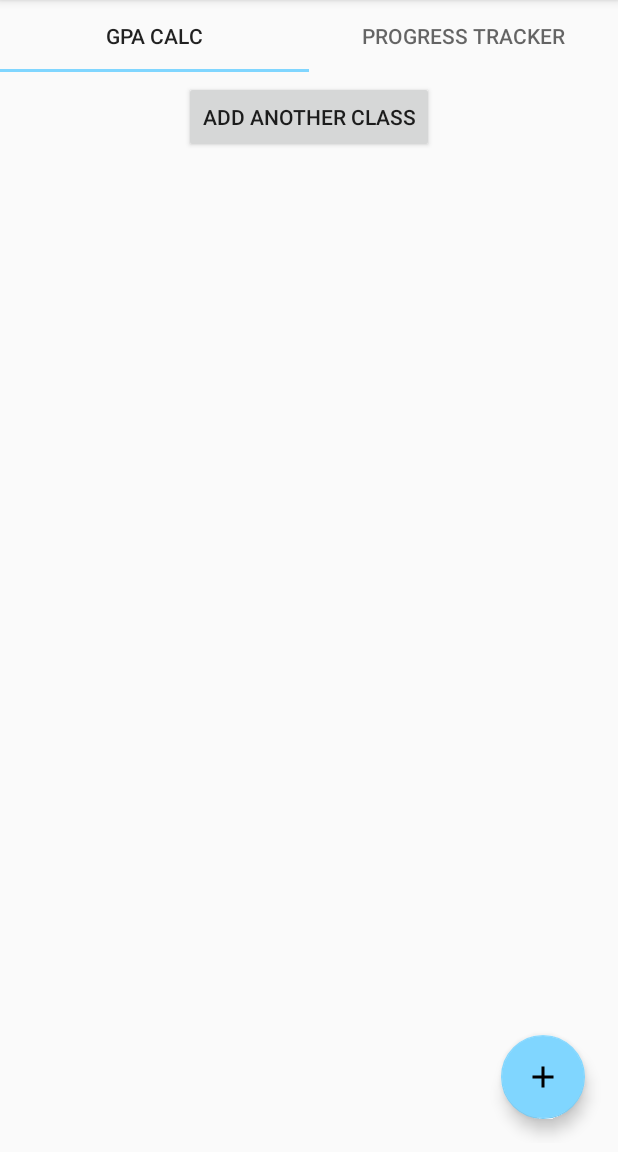
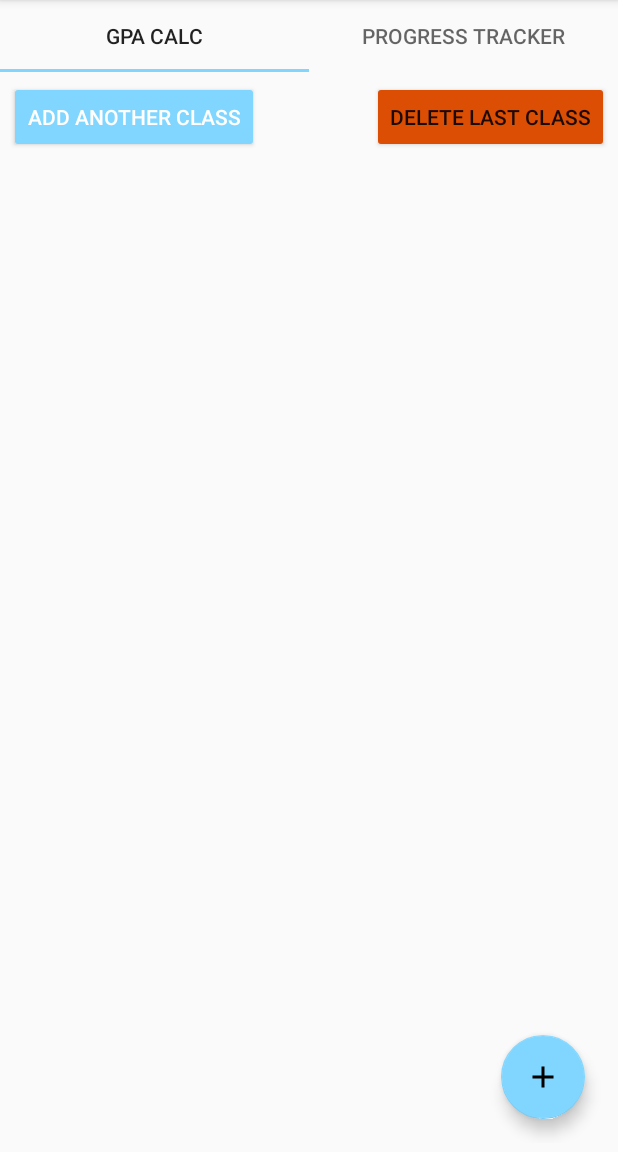
Before and after one commit to blaq-6THREE/Student-Progress, an Android app: the screen it shows after launch (MainActivity), on a phone screen of 412 x 824 dp, the part 84-1236 px from its top. Run offline under Robolectric (Android 15) with nearby library versions, the phone set to English and light mode, and no system bars.

Commit message:
All commentted and and errors checked.

```diff
--- a/app/src/main/java/com/blaq/hylton/studentprogress/GradePointAverage.java
+++ b/app/src/main/java/com/blaq/hylton/studentprogress/GradePointAverage.java
@@ -11,9 +11,7 @@ import android.support.design.widget.Snackbar;
 import android.support.v4.app.Fragment;
 import android.text.InputType;
 import android.text.TextUtils;
-import android.util.Log;
 import android.view.Gravity;
-import android.view.KeyEvent;
 import android.view.LayoutInflater;
 import android.view.View;
 import android.view.ViewGroup;
@@ -24,14 +22,15 @@ import android.widget.EditText;
 import android.widget.LinearLayout;
 import android.widget.Spinner;
 import android.widget.TextView;
-
 import java.text.DecimalFormat;
 import java.text.NumberFormat;
 import java.util.ArrayList;
 
 public class GradePointAverage extends Fragment
 {
-    private Button mButton;
+    private Button mAddClassButton;
+    private Button mDeleteClassButton;
+
     private FloatingActionButton fab;
     private LinearLayout masterLinearLayout;
     private TextView mGPATextView;
@@ -44,11 +43,13 @@ public class GradePointAverage extends Fragment
     private ArrayList<EditText> mEditTextList;
     private ArrayList<Spinner> mSpinnerList;
 
-    public View onCreateView(LayoutInflater inflater, ViewGroup container, Bundle savedInstanceState)
+    public View onCreateView(LayoutInflater inflater, final ViewGroup container, Bundle savedInstanceState)
     {
         mView = inflater.inflate(R.layout.fragment_grade_point_average, container, false);
 
-        mButton = mView.findViewById(R.id.button);
+        mAddClassButton = mView.findViewById(R.id.button);
+        mDeleteClassButton = mView.findViewById(R.id.delete_button);
+
         fab = mView.findViewById(R.id.floating_action_button);
         mGPATextView = mView.findViewById(R.id.grade_point_average_textview);
         mGPATextView.setVisibility(View.GONE);
@@ -61,7 +62,7 @@ public class GradePointAverage extends Fragment
         mEditTextList = new ArrayList<>();
         mSpinnerList = new ArrayList<>();
 
-        mButton.setOnClickListener(new View.OnClickListener() {
+        mAddClassButton.setOnClickListener(new View.OnClickListener() {
             @Override
             public void onClick(View view)
             {
@@ -69,12 +70,35 @@ public class GradePointAverage extends Fragment
                 {
                     Snackbar snackbar = Snackbar.make(view, "10 Classes is MAX", Snackbar.LENGTH_LONG);
                     snackbar.show();
-                    mButton.setEnabled(false);
+                    mAddClassButton.setEnabled(false);
+                    mDeleteClassButton.setEnabled(true);
                 }
                 else
                 {
                     counter = counter + 1;
+                    mDeleteClassButton.setEnabled(true);
+                    mAddClassButton.setEnabled(true);
                     createView(masterLinearLayout, counter, mEditTextList, mSpinnerList);
+                }
+            }
+        });
+
+        // Delete button deletes a view created
+        mDeleteClassButton.setOnClickListener(new View.OnClickListener() {
+            @Override
+            public void onClick(View view) {
+                if (masterLinearLayout.getChildCount() <= 0)
+                {
+                    Snackbar snackbar = Snackbar.make(view, "There are 0 Classes", Snackbar.LENGTH_LONG);
+                    snackbar.show();
+                    mDeleteClassButton.setEnabled(false);
+                }
+                else
+                {
+                    // Reduce the counter by 1 and remove view
+                    counter = counter - 1;
+                    mAddClassButton.setEnabled(true);
+                    removeView(masterLinearLayout, counter);
                 }
             }
         });
@@ -91,6 +115,14 @@ public class GradePointAverage extends Fragment
         return mView;
     }
 
+    // This deletes the views the were created programmatically on click
+    private void removeView(LinearLayout masterLinearLayout, int counter)
+    {
+        masterLinearLayout.removeViewAt(counter);
+    }
+
+    // This creates an EditTextView, a Spinner and a TextView upon request
+    // It also assigns to the UNIQUE IDs
     private void createView(LinearLayout bossLayout, int counter, ArrayList<EditText> mEditTextList, ArrayList<Spinner> mSpinnerList)
     {
         // This creates the ID for all the views created
@@ -143,12 +175,13 @@ public class GradePointAverage extends Fragment
         bossLayout.addView(linearLayout);
     }
 
+    // Returns the GPA to the TextView which converts it to String
     public double calculateGPA()
     {
         NumberFormat numberFormat = new DecimalFormat("#0.00");
         double gradePoints = 0;
         int totalCredits = 0;
-        double gpa = 0;
+        double gpa;
 
         double a;
         double b;
@@ -160,35 +193,28 @@ public class GradePointAverage extends Fragment
                 Snackbar snackbar = Snackbar.make(mView, "Please fill all fields", Snackbar.LENGTH_LONG);
                 snackbar.show();
 
-                ColorStateList colorStateList = ColorStateList.valueOf(Color.RED);
-
                 if (Build.VERSION.SDK_INT >= Build.VERSION_CODES.LOLLIPOP)
                 {
-                    mEditTextList.get(i).setBackgroundTintList(colorStateList);
+                    mEditTextList.get(i).setBackgroundTintList(ColorStateList.valueOf(Color.RED));
                 }
-                gradePoints = 0;
-                totalCredits = 0;
-                gpa = 0;
 
                 mEditTextList.get(i).setHint("Please Fill Field");
                 mEditTextList.get(i).setHintTextColor(Color.RED);
+
+                return 0;
             }
 
             else
             {
-                ColorStateList colorStateList = ColorStateList.valueOf(Color.parseColor("#80d6ff"));
-
                 if (Build.VERSION.SDK_INT >= Build.VERSION_CODES.LOLLIPOP)
                 {
-                    mEditTextList.get(i).setBackgroundTintList(colorStateList);
+                    mEditTextList.get(i).setBackgroundTintList(ColorStateList.valueOf(Color.parseColor("#80d6ff")));
                 }
 
                 a = Integer.valueOf(mEditTextList.get(i).getText().toString());
                 b = gradeValueFromSpinner(mSpinnerList.get(i).getSelectedItem().toString());
 
-                //FOR EACH CLASS = credit * grade
                 gradePoints = gradePoints + (a * b);
-
                 totalCredits = totalCredits + Integer.valueOf(mEditTextList.get(i).getText().toString());   //FOR EACH CLASS = sum credits up
 
                 hideKeyboardFrom(getContext(), mView);
@@ -200,6 +226,7 @@ public class GradePointAverage extends Fragment
         return Double.valueOf(numberFormat.format(gpa));
     }
 
+    // This returns the value of the Spinner
     public double gradeValueFromSpinner(String letterGrade)
     {
         switch (letterGrade)
@@ -231,7 +258,10 @@ public class GradePointAverage extends Fragment
         }
     }
 
-    public static void hideKeyboardFrom(Context context, View view) {
+    // I got this bit of code from https://stackoverflow.com/questions/1109022/close-hide-the-android-soft-keyboard
+    // It hides the soft keyboard upon request
+    public static void hideKeyboardFrom(Context context, View view)
+    {
         InputMethodManager imm = (InputMethodManager) context.getSystemService(Activity.INPUT_METHOD_SERVICE);
         imm.hideSoftInputFromWindow(view.getWindowToken(), 0);
     }
--- a/app/src/main/res/layout/fragment_grade_point_average.xml
+++ b/app/src/main/res/layout/fragment_grade_point_average.xml
@@ -29,12 +29,28 @@
 
             </LinearLayout>
 
-            <Button
-                android:id="@+id/button"
-                android:text="@string/add_another_class"
-                android:layout_width="wrap_content"
-                android:layout_height="wrap_content"
-                android:layout_gravity="center_horizontal"/>
+            <RelativeLayout
+                android:orientation="horizontal"
+                android:layout_gravity="center_horizontal"
+                android:layout_width="match_parent"
+                android:layout_height="wrap_content">
+
+                <Button
+                    android:id="@+id/button"
+                    android:text="@string/add_another_class"
+                    android:layout_width="wrap_content"
+                    style="@style/Widget.AppCompat.Button.Colored"
+                    android:layout_height="wrap_content"/>
+
+                <Button
+                    android:id="@+id/delete_button"
+                    android:text="@string/delete_class"
+                    android:layout_alignParentRight="true"
+                    android:layout_alignParentEnd="true"
+                    android:layout_width="wrap_content"
+                    android:layout_height="wrap_content"/>
+
+            </RelativeLayout>
 
             <TextView
                 android:id="@+id/grade_point_average_textview"
--- a/app/src/main/res/values/colors.xml
+++ b/app/src/main/res/values/colors.xml
@@ -3,4 +3,5 @@
     <color name="colorPrimary">#42a5f5</color>
     <color name="colorPrimaryDark">#0077c2</color>
     <color name="colorAccent">#80d6ff</color>
+    <color name="button_color">#db4e03</color>
 </resources>
--- a/app/src/main/res/values/strings.xml
+++ b/app/src/main/res/values/strings.xml
@@ -4,4 +4,5 @@
     <!-- TODO: Remove or change this placeholder text -->
     <string name="hello_blank_fragment">Hello blank fragment</string>
     <string name="add_another_class">Add Another Class</string>
+    <string name="delete_class">delete last class</string>
 </resources>
--- a/app/src/main/res/values/styles.xml
+++ b/app/src/main/res/values/styles.xml
@@ -6,6 +6,7 @@
         <item name="colorPrimary">@color/colorPrimary</item>
         <item name="colorPrimaryDark">@color/colorPrimaryDark</item>
         <item name="colorAccent">@color/colorAccent</item>
+        <item name="colorButtonNormal">@color/button_color</item>
     </style>
 
 </resources>
```
